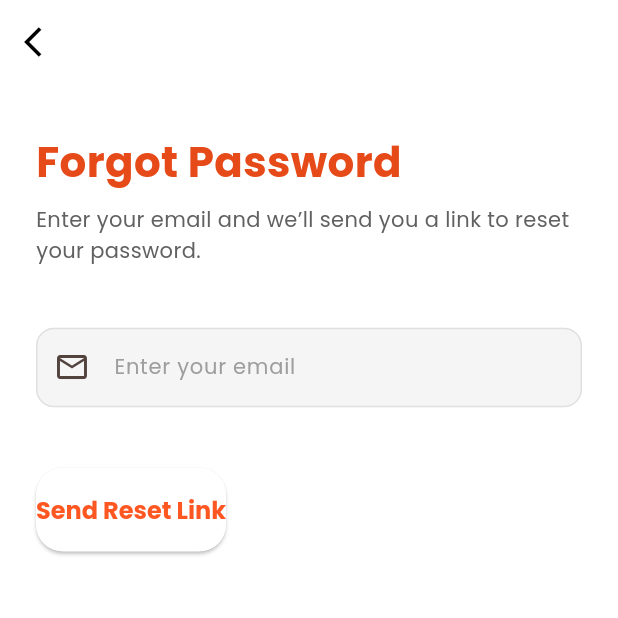
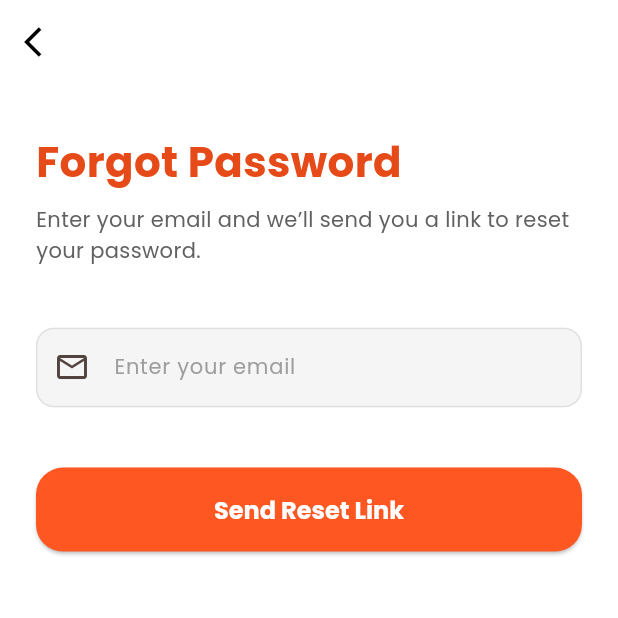
Before and after one commit to AndWhydev/Food-Run, a Flutter app: the ForgotPasswordScreen screen opened directly, on a phone screen of 412 x 824 dp, the top half of it. Run offline on Flutter 3.47's test engine with Material 3 defaults, Android fonts, the phone set to English and light mode, and no system bars; our stand-ins replace cloud_firestore, firebase_auth, firebase_core, firebase_messaging, get, go_router and 2 more; accounts and stored records are empty.

Commit message:
forgot password button fix

```diff
--- a/lib/auth/forgot_password.dart
+++ b/lib/auth/forgot_password.dart
@@ -122,8 +122,6 @@
 //   }
 // }
 
-
-
 // 2
 import 'package:flutter/material.dart';
 import 'package:foodhub/widgets/custom_textformfield.dart';
@@ -206,10 +204,12 @@ class ForgotPasswordScreen extends StatelessWidget {
                 /// Reset Password Button
                 Consumer<AuthProvider>(
                   builder: (context, provider, _) {
-                    return ElevatedButton(
+                    return SizedBox(
+                      width: double.infinity,
+                      child: ElevatedButton(
                         style: ElevatedButton.styleFrom(
-                        backgroundColor: Colors.white,
-                        foregroundColor: Colors.deepOrange,
+                          backgroundColor: Colors.deepOrange,
+                          foregroundColor: Colors.white,
                           shape: RoundedRectangleBorder(
                             borderRadius: BorderRadius.circular(18),
                           ),
@@ -239,6 +239,7 @@ class ForgotPasswordScreen extends StatelessWidget {
                                   fontWeight: FontWeight.bold,
                                 ),
                               ),
+                      ),
                     );
                   },
                 ),
```
Lines whose indentation alone changed are shown as unchanged.
